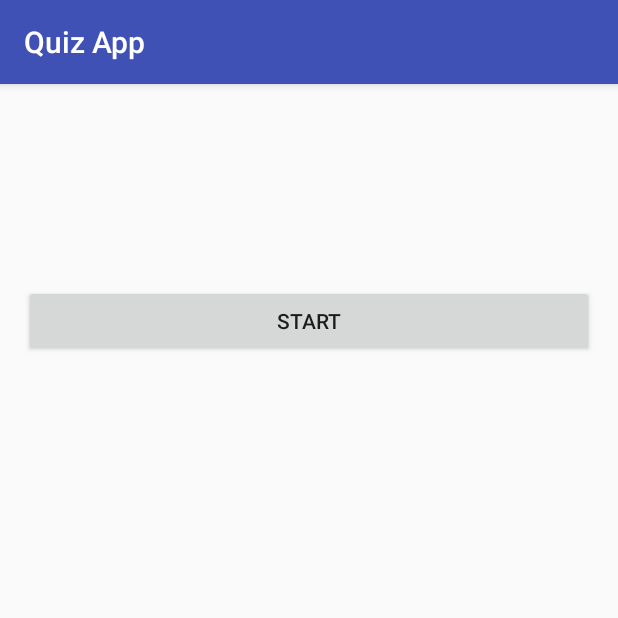
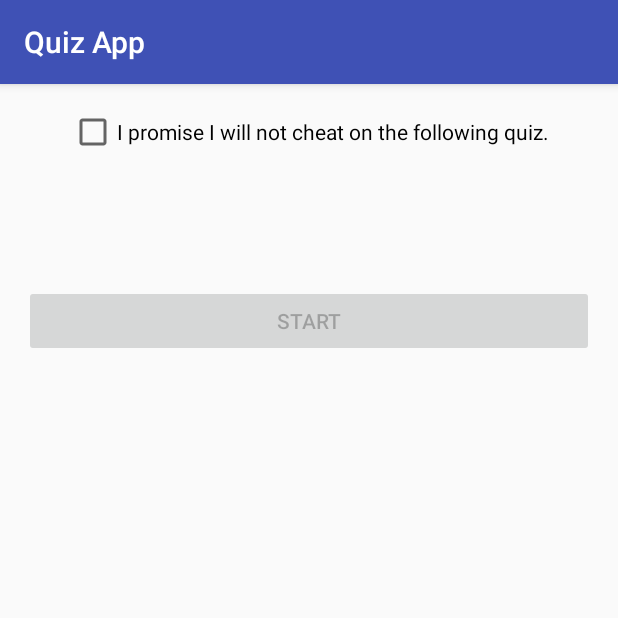
Before and after one commit to MaximBravo/QuizApp, an Android app: the screen it shows after launch (MainActivity), on a phone screen of 412 x 824 dp, the top half of it. Run offline under Robolectric (Android 15) with nearby library versions, the phone set to English and light mode, and no system bars.

Commit message:
Add promise checkbox

```diff
--- a/app/src/main/java/maximbravo/com/quizapp/MainActivity.java
+++ b/app/src/main/java/maximbravo/com/quizapp/MainActivity.java
@@ -6,6 +6,7 @@ import android.support.v7.app.AppCompatActivity;
 import android.os.Bundle;
 import android.view.View;
 import android.widget.Button;
+import android.widget.CheckBox;
 import android.widget.RadioButton;
 import android.widget.RadioGroup;
 import android.widget.TextView;
@@ -18,12 +19,7 @@ import java.util.Random;
 
 public class MainActivity extends AppCompatActivity {
 
-    @Override
-    protected void onCreate(Bundle savedInstanceState) {
-        super.onCreate(savedInstanceState);
-        setContentView(R.layout.activity_main);
 
-    }
     private Button reset;
     private String[] entry;
     private TextView questionTextView;
@@ -41,10 +37,19 @@ public class MainActivity extends AppCompatActivity {
     private RadioButton selected;
     private String numberChoice;
     private String rightChoice;
+    private CheckBox checkBox;
     private int questionNumber = 1;
     private int score = 0;
     private boolean first = true;
+    boolean checked;
     private ArrayList<Integer> questionPool = new ArrayList<>();
+
+    @Override
+    protected void onCreate(Bundle savedInstanceState) {
+        super.onCreate(savedInstanceState);
+        setContentView(R.layout.activity_main);
+        start = (Button) findViewById(R.id.start_button);
+    }
 
     public void onRadioButtonClicked(View view) {
         // Is the button now checked?
@@ -80,6 +85,7 @@ public class MainActivity extends AppCompatActivity {
     }
 
     public void startApp(View view){
+        checkBox = (CheckBox) findViewById(R.id.checkbox);
         reset = (Button) findViewById(R.id.reset_button);
         questionTextView = (TextView) findViewById(R.id.question);
         a1 = (RadioButton) findViewById(R.id.answer_1);
@@ -89,7 +95,7 @@ public class MainActivity extends AppCompatActivity {
         questionHeader = (TextView) findViewById(R.id.question_header);
         submit = (Button) findViewById(R.id.submit_button);
         next = (Button) findViewById(R.id.next_button);
-        start = (Button) findViewById(R.id.start_button);
+
         rg = (RadioGroup) findViewById(R.id.answer_box);
         scoreText = (TextView) findViewById(R.id.score_text);
         resultsText = (TextView) findViewById(R.id.results);
@@ -105,6 +111,8 @@ public class MainActivity extends AppCompatActivity {
         next.setVisibility(View.VISIBLE);
         start.setVisibility(View.INVISIBLE);
         resultsText.setVisibility(View.VISIBLE);
+        checkBox.setChecked(false);
+        checkBox.setVisibility(View.INVISIBLE);
         questionPool.add(1);
         questionPool.add(2);
         questionPool.add(3);
@@ -129,7 +137,13 @@ public class MainActivity extends AppCompatActivity {
 
 
     }
-
+    public void onCheckboxClicked(View view) {
+        // Is the view now checked?
+        checked = ((CheckBox) view).isChecked();
+        if(checked){
+            start.setEnabled(true);
+        }
+    }
     public int getQuestion(){
         if(questionPool.size() > 1) {
             int random = (int) (Math.random() * questionPool.size() + 1);
@@ -191,8 +205,9 @@ public class MainActivity extends AppCompatActivity {
     public void reset (View view){
         reset.setVisibility(View.INVISIBLE);
         scoreText.setText("");
-
+        checkBox.setVisibility(View.VISIBLE);
         start.setVisibility(View.VISIBLE);
+        start.setEnabled(false);
         score = 0;
         questionNumber = 1;
     }
--- a/app/src/main/res/layout/activity_main.xml
+++ b/app/src/main/res/layout/activity_main.xml
@@ -116,6 +116,7 @@
             android:layout_centerHorizontal="true"
             android:layout_centerVertical="true"
             android:onClick="startApp"
+            android:enabled="false"
             android:text="Start" />
         <TextView
             android:id="@+id/score_text"
@@ -123,6 +124,14 @@
             android:layout_height="wrap_content"
             android:layout_centerHorizontal="true"
             android:layout_centerVertical="true"
+            />
+        <CheckBox
+            android:id="@+id/checkbox"
+            android:text="I promise I will not cheat on the following quiz."
+            android:layout_width="wrap_content"
+            android:onClick="onCheckboxClicked"
+            android:layout_height="wrap_content"
+            android:layout_centerHorizontal="true"
             />
         <Button
             android:id="@+id/reset_button"
```
